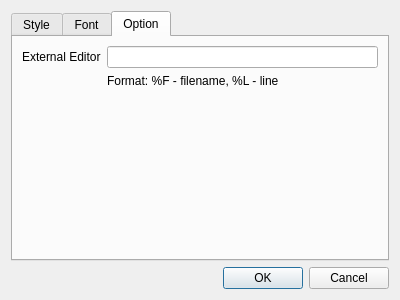
anilFree/seascope, file src/ui/preferences.ui: the form before one commit.
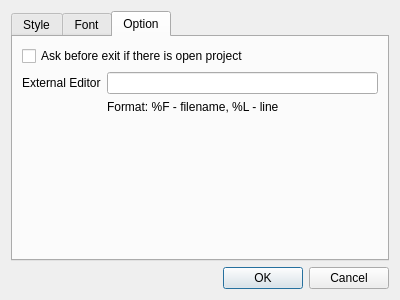
The form after the commit. The open tabs and pages were chosen to show the change.

Commit message: Add option for disable asking before exit when there is a project open

Patch:
```diff
--- a/src/ui/preferences.ui
+++ b/src/ui/preferences.ui
@@ -104,29 +104,36 @@
        <string>Option</string>
       </attribute>
       <layout class="QVBoxLayout" name="verticalLayout">
+       <item>
+        <widget class="QCheckBox" name="prd_opt_ask_chkb">
+         <property name="text">
+          <string>Ask before exit if there is open project</string>
+         </property>
+        </widget>
+       </item>
        <item>
         <layout class="QGridLayout" name="prd_opt_glay">
-         <item row="0" column="0">
+         <item row="2" column="1">
+          <widget class="QLabel" name="prd_edit_ext_lbl2">
+           <property name="text">
+            <string>Format: %F - filename, %L - line</string>
+           </property>
+          </widget>
+         </item>
+         <item row="1" column="0">
           <widget class="QLabel" name="prd_edit_ext_lbl">
            <property name="text">
             <string>External Editor</string>
            </property>
           </widget>
          </item>
-         <item row="0" column="1">
+         <item row="1" column="1">
           <widget class="QLineEdit" name="prd_edit_ext_inp">
            <property name="text">
             <string/>
            </property>
           </widget>
          </item>
-         <item row="1" column="1">
-          <widget class="QLabel" name="prd_edit_ext_lbl2">
-           <property name="text">
-            <string>Format: %F - filename, %L - line</string>
-           </property>
-          </widget>
-         </item>
         </layout>
        </item>
        <item>
```
Left out of the diff: 6 changed lines with no effect on the pictures. The commit also changes 2 other files.
